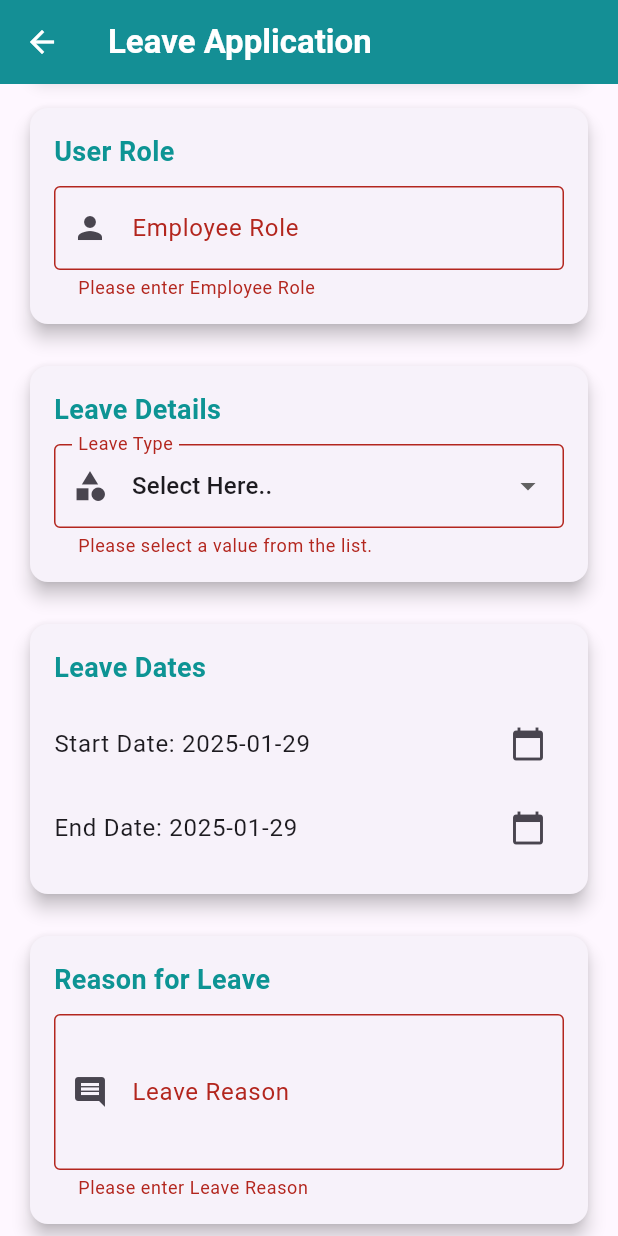
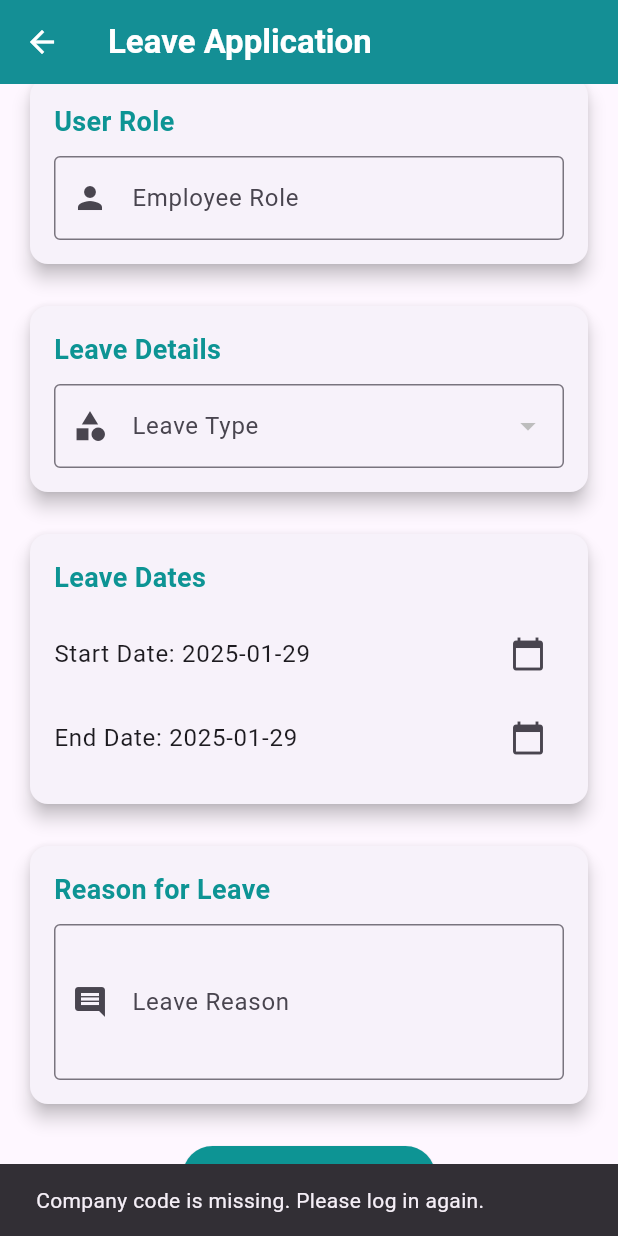
Before and after one commit to MobileSamadhi/demo_hrm, a Flutter app: the LeaveApplicationPage screen opened directly with empty values, scrolled down 230 dp, after a tap on "Submit Application", on a phone screen of 412 x 824 dp. Run offline on Flutter 3.47's test engine with Material 3 defaults, Android fonts, the phone set to English and light mode, and no system bars; our stand-ins replace csv, shared_preferences; accounts and stored records are empty.

Commit message:
type id issu

```diff
--- a/lib/views/leave_application.dart
+++ b/lib/views/leave_application.dart
@@ -21,13 +21,83 @@ class _LeaveApplicationPageState extends State<LeaveApplicationPage> {
 
   // Fields for the form
   late String _employeeId = widget.emId;
-  String _leaveType = 'Select Here..';
+  String? _selectedLeaveType;
+  int? _selectedTypeId;
   DateTime _startDate = DateTime.now();
   DateTime _endDate = DateTime.now();
   String _leaveDuration = '';
   String _applyDate = DateTime.now().toLocal().toString().split(' ')[0]; // Today's date
   String _reason = '';
   late String _role = widget.role;
+
+  // List of leave types
+  List<Map<String, dynamic>> _leaveTypes = [];
+  bool _isLoadingLeaveTypes = false;
+
+  // Fetch leave types from API
+  Future<void> _fetchLeaveTypes() async {
+    setState(() => _isLoadingLeaveTypes = true);
+    final SharedPreferences prefs = await SharedPreferences.getInstance();
+    final String? companyCode = prefs.getString('company_code');
+
+    if (companyCode == null || companyCode.isEmpty) {
+      ScaffoldMessenger.of(context).showSnackBar(
+        SnackBar(content: Text('Company code is missing. Please log in again.')),
+      );
+      return;
+    }
+
+    // Fetch database details first
+    final dbDetails = await fetchDatabaseDetails(companyCode);
+    if (dbDetails == null) {
+      ScaffoldMessenger.of(context).showSnackBar(
+        SnackBar(content: Text('Failed to fetch database details.')),
+      );
+      return;
+    }
+
+    // Call the leave types API
+    try {
+      final response = await http.post(
+        Uri.parse('https://macksonsmobi.synnexcloudpos.com/leave_type.php'),
+        headers: {'Content-Type': 'application/json'},
+        body: jsonEncode({
+          'database_host': dbDetails['database_host'],
+          'database_name': dbDetails['database_name'],
+          'database_username': dbDetails['database_username'],
+          'database_password': dbDetails['database_password'],
+          'company_code': companyCode,
+        }),
+      );
+
+      print('Response status code: ${response.statusCode}');
+      print('Response body: ${response.body}');
+
+      if (response.statusCode == 200) {
+        final List<dynamic> data = jsonDecode(response.body);
+        print('Parsed leave types: $data');
+        setState(() {
+          _leaveTypes = data
+              .where((item) => item['type_id'] != null && item['name'] != null)
+              .map((item) => {
+            'id': item['type_id'], // Map type_id to id
+            'type_name': item['name'], // Map name to type_name
+          })
+              .toList();
+        });
+        print('Mapped leave types: $_leaveTypes');
+      } else {
+        throw Exception('Failed to fetch leave types. Status code: ${response.statusCode}');
+      }
+    } catch (e) {
+      print('Error fetching leave types: $e');
+      ScaffoldMessenger.of(context).showSnackBar(
+        SnackBar(content: Text('Error fetching leave types: $e')),
+      );
+    } finally {
+      setState(() => _isLoadingLeaveTypes = false);
+    }
+  }
 
   /// Fetch database details for a given company code
   Future<Map<String, String>?> fetchDatabaseDetails(String companyCode) async {
@@ -71,6 +141,18 @@ class _LeaveApplicationPageState extends State<LeaveApplicationPage> {
     if (_formKey.currentState!.validate()) {
       _formKey.currentState!.save(); // Save the form values into state variables
 
+      print('Submitting form...');
+      print('Selected Leave Type: $_selectedLeaveType');
+      print('Selected Type ID: $_selectedTypeId');
+      print('Reason: $_reason');
+
+      if (_selectedTypeId == null) {
+        ScaffoldMessenger.of(context).showSnackBar(
+          SnackBar(content: Text('Please select a leave type.')),
+        );
+        return;
+      }
+
       try {
         // Fetch company code from shared preferences
         final SharedPreferences prefs = await SharedPreferences.getInstance();
@@ -97,11 +179,11 @@ class _LeaveApplicationPageState extends State<LeaveApplicationPage> {
           'database_password': dbDetails['database_password'],
           'company_code': companyCode,
           'em_id': _employeeId,
-          'typeid': 1, // Replace with actual type ID if needed
-          'leave_type': _leaveType,
+          'typeid': _selectedTypeId,
+          'leave_type': _selectedLeaveType,
           'start_date': _startDate.toLocal().toString().split(' ')[0],
           'end_date': _endDate.toLocal().toString().split(' ')[0],
-          'leave_duration': _leaveDuration,
+          'leave_duration': _calculateLeaveDuration(), // Calculate duration
           'apply_date': _applyDate,
           'reason': _reason,
           'role': _role,
@@ -116,7 +198,6 @@ class _LeaveApplicationPageState extends State<LeaveApplicationPage> {
           body: jsonEncode(payload),
         );
 
-        // Handle the server response
         print('Response Code: ${response.statusCode}');
         print('Response Body: ${response.body}');
 
@@ -126,21 +207,33 @@ class _LeaveApplicationPageState extends State<LeaveApplicationPage> {
           final String message = result['message'] ?? 'Unknown error';
 
           ScaffoldMessenger.of(context).showSnackBar(
-            SnackBar(content: Text('$status: $message'),
-              backgroundColor: Colors.green,),
+            SnackBar(
+              content: Text('$status: $message'),
+              backgroundColor: Colors.green,
+            ),
           );
         } else {
           throw Exception('Failed to connect to the server. Status code: ${response.statusCode}');
         }
       } catch (e) {
-        // Handle any exceptions during the process
         ScaffoldMessenger.of(context).showSnackBar(
-          SnackBar(content: Text('Error: $e'),
-            backgroundColor: Colors.green),
+          SnackBar(
+            content: Text('Error: $e'),
+            backgroundColor: Colors.red,
+          ),
         );
       }
+    } else {
+      print('Form validation failed.'); // Debug log
     }
   }
+
+  String _calculateLeaveDuration() {
+    int difference = _endDate.difference(_startDate).inDays + 1;
+    return difference.toString(); // Convert to string
+  }
+
+
   // Show a snackbar with a message
   void _showSnackbar(BuildContext context, String message) {
     ScaffoldMessenger.of(context).showSnackBar(SnackBar(content: Text(message)));
@@ -178,6 +271,13 @@ class _LeaveApplicationPageState extends State<LeaveApplicationPage> {
       });
     }
   }
+
+  @override
+  void initState() {
+    super.initState();
+    _fetchLeaveTypes();
+  }
+
 
   @override
   Widget build(BuildContext context) {
@@ -251,22 +351,31 @@ class _LeaveApplicationPageState extends State<LeaveApplicationPage> {
               // Leave Type Dropdown
           _buildFormCard(
             title: 'Leave Details',
-                child: _buildDropdownButtonFormField(
+            child:
+               _buildDropdownButtonFormField(
                 labelText: 'Leave Type',
                 icon: Icons.category,
-                  value: _leaveType,
+                value: _selectedLeaveType,
                 items: [
-                    'Select Here..',
-                    'Leave Without Pay',
-                    'Public Holiday',
-                    'Paternal Leave',
-                    'Maternity Leave',
-                    'Sick Leave',
-                    'Casual Leave',
+                  ..._leaveTypes.map((item) => DropdownMenuItem<String>(
+                    value: item['type_name'],
+                    child: Text(item['type_name']!),
+                  )),
                 ],
-                  onChanged: (newValue) => setState(() => _leaveType = newValue!),
+                onChanged: (value) {
+                  setState(() {
+                    _selectedLeaveType = value;
+                    _selectedTypeId = value == 'Select Here..'
+                        ? null
+                        : _leaveTypes
+                        .firstWhere((item) => item['type_name'] == value)['id'];
+                  });
+                },
               ),
           ),
+
+
+
               SizedBox(height: 20),
 
               // Date Pickers
@@ -361,8 +470,8 @@ class _LeaveApplicationPageState extends State<LeaveApplicationPage> {
   Widget _buildDropdownButtonFormField({
     required String labelText,
     required IconData icon,
-    required String value,
-    required List<String> items,
+    required String? value,
+    required List<DropdownMenuItem<String>> items,
     required ValueChanged<String?>? onChanged,
   }) {
     return DropdownButtonFormField<String>(
@@ -372,21 +481,13 @@ class _LeaveApplicationPageState extends State<LeaveApplicationPage> {
         prefixIcon: Icon(icon),
         border: OutlineInputBorder(),
       ),
-      items: items.map((String item) {
-        return DropdownMenuItem<String>(
-          value: item,
-          child: Text(item),
-        );
-      }).toList(),
+      items: items,
       onChanged: onChanged,
-      validator: (value) {
-        if (value == null || value == 'Select Here..') {
-          return 'Please select a value from the list.';
-        }
-        return null;
-      },
+      validator: (value) =>
+      value == null || value.isEmpty ? 'Please select $labelText' : null,
     );
   }
+
 
   // Helper method to build a card for form sections
   Widget _buildFormCard({required String title, required Widget child}) {
```
Lines whose indentation alone changed are shown as unchanged.
